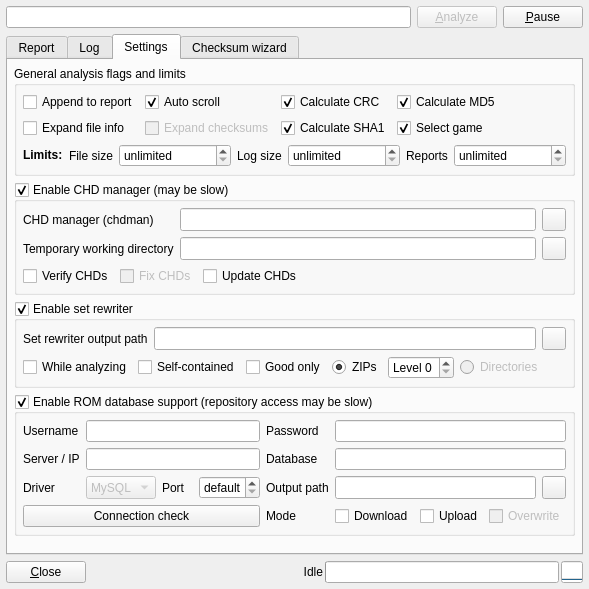
The window that romalyzer.ui (qmc2/qmc2-mame-fe) describes before a commit, drawn with Qt 5.
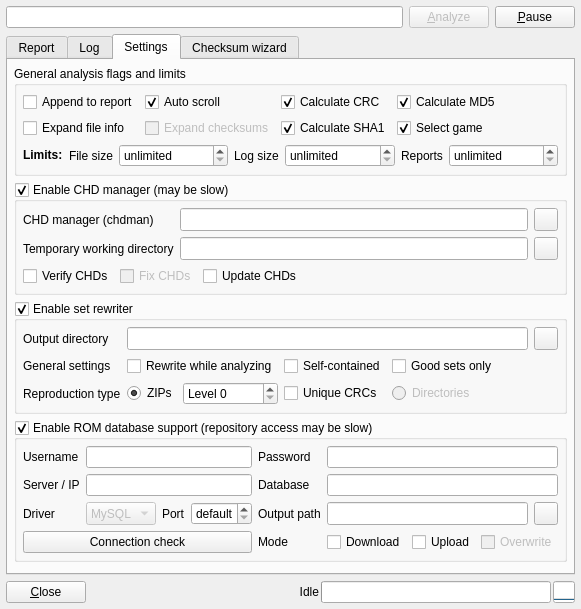
The same window after the commit. The open tabs and pages were chosen to show the change. Icons and pictures are not drawn.

Commit message: imp: some ROMAlyzer layout improvements (and minor fixes)

```diff
--- a/romalyzer.ui
+++ b/romalyzer.ui
@@ -7,8 +7,8 @@
    <rect>
     <x>0</x>
     <y>0</y>
-    <width>589</width>
-    <height>589</height>
+    <width>561</width>
+    <height>609</height>
    </rect>
   </property>
   <property name="windowTitle">
@@ -604,6 +604,12 @@
          <layout class="QGridLayout" name="gridLayout_4">
           <item row="2" column="0">
            <widget class="QLabel" name="labelDatabaseDriver">
+            <property name="sizePolicy">
+             <sizepolicy hsizetype="Fixed" vsizetype="Preferred">
+              <horstretch>0</horstretch>
+              <verstretch>0</verstretch>
+             </sizepolicy>
+            </property>
             <property name="text">
              <string>Driver</string>
             </property>
@@ -611,15 +617,21 @@
           </item>
           <item row="2" column="2">
            <widget class="QLabel" name="labelDatabasePort">
+            <property name="sizePolicy">
+             <sizepolicy hsizetype="Fixed" vsizetype="Preferred">
+              <horstretch>0</horstretch>
+              <verstretch>0</verstretch>
+             </sizepolicy>
+            </property>
             <property name="text">
              <string>Port</string>
             </property>
            </widget>
           </item>
-          <item row="2" column="3" colspan="2">
+          <item row="2" column="3">
            <widget class="QSpinBox" name="spinBoxDatabasePort">
             <property name="sizePolicy">
-             <sizepolicy hsizetype="Minimum" vsizetype="Minimum">
+             <sizepolicy hsizetype="Preferred" vsizetype="Minimum">
               <horstretch>0</horstretch>
               <verstretch>0</verstretch>
              </sizepolicy>
@@ -661,10 +673,10 @@
             </item>
            </widget>
           </item>
-          <item row="1" column="1" colspan="4">
+          <item row="1" column="1" colspan="3">
            <widget class="QLineEdit" name="lineEditDatabaseServer">
             <property name="sizePolicy">
-             <sizepolicy hsizetype="Expanding" vsizetype="Minimum">
+             <sizepolicy hsizetype="Preferred" vsizetype="Minimum">
               <horstretch>0</horstretch>
               <verstretch>0</verstretch>
              </sizepolicy>
@@ -676,6 +688,12 @@
           </item>
           <item row="1" column="0">
            <widget class="QLabel" name="labelDatabaseServer">
+            <property name="sizePolicy">
+             <sizepolicy hsizetype="Fixed" vsizetype="Preferred">
+              <horstretch>0</horstretch>
+              <verstretch>0</verstretch>
+             </sizepolicy>
+            </property>
             <property name="text">
              <string>Server / IP</string>
             </property>
@@ -683,15 +701,21 @@
           </item>
           <item row="0" column="0">
            <widget class="QLabel" name="labelDatabaseUser">
+            <property name="sizePolicy">
+             <sizepolicy hsizetype="Fixed" vsizetype="Preferred">
+              <horstretch>0</horstretch>
+              <verstretch>0</verstretch>
+             </sizepolicy>
+            </property>
             <property name="text">
              <string>Username</string>
             </property>
            </widget>
           </item>
-          <item row="0" column="1" colspan="4">
+          <item row="0" column="1" colspan="3">
            <widget class="QLineEdit" name="lineEditDatabaseUser">
             <property name="sizePolicy">
-             <sizepolicy hsizetype="Expanding" vsizetype="Minimum">
+             <sizepolicy hsizetype="Preferred" vsizetype="Minimum">
               <horstretch>0</horstretch>
               <verstretch>0</verstretch>
              </sizepolicy>
@@ -701,10 +725,10 @@
             </property>
            </widget>
           </item>
-          <item row="3" column="0" colspan="5">
+          <item row="3" column="0" colspan="4">
            <widget class="QPushButton" name="pushButtonDatabaseCheckConnection">
             <property name="sizePolicy">
-             <sizepolicy hsizetype="Minimum" vsizetype="Minimum">
+             <sizepolicy hsizetype="Ignored" vsizetype="Minimum">
               <horstretch>0</horstretch>
               <verstretch>0</verstretch>
              </sizepolicy>
@@ -723,7 +747,7 @@
           <item row="0" column="6" colspan="4">
            <widget class="QLineEdit" name="lineEditDatabasePassword">
             <property name="sizePolicy">
-             <sizepolicy hsizetype="Expanding" vsizetype="Minimum">
+             <sizepolicy hsizetype="Preferred" vsizetype="Minimum">
               <horstretch>0</horstretch>
               <verstretch>0</verstretch>
              </sizepolicy>
@@ -739,7 +763,7 @@
           <item row="1" column="6" colspan="4">
            <widget class="QLineEdit" name="lineEditDatabaseName">
             <property name="sizePolicy">
-             <sizepolicy hsizetype="Expanding" vsizetype="Minimum">
+             <sizepolicy hsizetype="Preferred" vsizetype="Minimum">
               <horstretch>0</horstretch>
               <verstretch>0</verstretch>
              </sizepolicy>
@@ -751,6 +775,12 @@
           </item>
           <item row="1" column="5">
            <widget class="QLabel" name="labelDatabaseName">
+            <property name="sizePolicy">
+             <sizepolicy hsizetype="Fixed" vsizetype="Preferred">
+              <horstretch>0</horstretch>
+              <verstretch>0</verstretch>
+             </sizepolicy>
+            </property>
             <property name="text">
              <string>Database</string>
             </property>
@@ -758,6 +788,12 @@
           </item>
           <item row="0" column="5">
            <widget class="QLabel" name="labelDatabasePassword">
+            <property name="sizePolicy">
+             <sizepolicy hsizetype="Fixed" vsizetype="Preferred">
+              <horstretch>0</horstretch>
+              <verstretch>0</verstretch>
+             </sizepolicy>
+            </property>
             <property name="text">
              <string>Password</string>
             </property>
@@ -765,6 +801,12 @@
           </item>
           <item row="3" column="5">
            <widget class="QLabel" name="labelDatabaseMode">
+            <property name="sizePolicy">
+             <sizepolicy hsizetype="Fixed" vsizetype="Preferred">
+              <horstretch>0</horstretch>
+              <verstretch>0</verstretch>
+             </sizepolicy>
+            </property>
             <property name="text">
              <string>Mode</string>
             </property>
@@ -772,6 +814,12 @@
           </item>
           <item row="3" column="6">
            <widget class="QCheckBox" name="checkBoxDatabaseDownload">
+            <property name="sizePolicy">
+             <sizepolicy hsizetype="Fixed" vsizetype="Fixed">
+              <horstretch>0</horstretch>
+              <verstretch>0</verstretch>
+             </sizepolicy>
+            </property>
             <property name="toolTip">
              <string>Automatically download missing / bad files from the database (if they are available in the repository)</string>
             </property>
@@ -782,6 +830,12 @@
           </item>
           <item row="3" column="7">
            <widget class="QCheckBox" name="checkBoxDatabaseUpload">
+            <property name="sizePolicy">
+             <sizepolicy hsizetype="Fixed" vsizetype="Fixed">
+              <horstretch>0</horstretch>
+              <verstretch>0</verstretch>
+             </sizepolicy>
+            </property>
             <property name="toolTip">
              <string>Automatically upload good files to the database (if they are missing in the repository)</string>
             </property>
@@ -796,7 +850,7 @@
              <bool>false</bool>
             </property>
             <property name="sizePolicy">
-             <sizepolicy hsizetype="MinimumExpanding" vsizetype="Fixed">
+             <sizepolicy hsizetype="Preferred" vsizetype="Fixed">
               <horstretch>0</horstretch>
               <verstretch>0</verstretch>
              </sizepolicy>
@@ -811,6 +865,12 @@
           </item>
           <item row="2" column="5">
            <widget class="QLabel" name="labelDatabaseOutputPath">
+            <property name="sizePolicy">
+             <sizepolicy hsizetype="Fixed" vsizetype="Preferred">
+              <horstretch>0</horstretch>
+              <verstretch>0</verstretch>
+             </sizepolicy>
+            </property>
             <property name="text">
              <string>Output path</string>
             </property>
@@ -819,7 +879,7 @@
           <item row="2" column="6" colspan="3">
            <widget class="QLineEdit" name="lineEditDatabaseOutputPath">
             <property name="sizePolicy">
-             <sizepolicy hsizetype="Expanding" vsizetype="Minimum">
+             <sizepolicy hsizetype="Preferred" vsizetype="Minimum">
               <horstretch>0</horstretch>
               <verstretch>0</verstretch>
              </sizepolicy>
@@ -863,12 +923,18 @@
          <layout class="QGridLayout" name="gridLayout_5">
           <item row="0" column="0">
            <widget class="QLabel" name="labelSetRewriterOutputPath">
+            <property name="sizePolicy">
+             <sizepolicy hsizetype="Fixed" vsizetype="Preferred">
+              <horstretch>0</horstretch>
+              <verstretch>0</verstretch>
+             </sizepolicy>
+            </property>
             <property name="text">
-             <string>Set rewriter output path</string>
+             <string>Output directory</string>
             </property>
            </widget>
           </item>
-          <item row="0" column="1">
+          <item row="0" column="1" colspan="5">
            <widget class="QLineEdit" name="lineEditSetRewriterOutputPath">
             <property name="sizePolicy">
              <sizepolicy hsizetype="Expanding" vsizetype="Minimum">
@@ -881,37 +947,43 @@
             </property>
            </widget>
           </item>
-          <item row="0" column="2">
-           <widget class="QToolButton" name="toolButtonBrowseSetRewriterOutputPath">
+          <item row="1" column="0">
+           <widget class="QLabel" name="labelSetRewriterGeneralSettings">
             <property name="sizePolicy">
-             <sizepolicy hsizetype="Fixed" vsizetype="Minimum">
+             <sizepolicy hsizetype="Fixed" vsizetype="Preferred">
               <horstretch>0</horstretch>
               <verstretch>0</verstretch>
              </sizepolicy>
             </property>
-            <property name="toolTip">
-             <string>Browse output path for the set rewriter</string>
-            </property>
-            <property name="icon">
-             <iconset resource="qmc2.qrc">
-              <normaloff>:/data/img/fileopen.png</normaloff>:/data/img/fileopen.png</iconset>
+            <property name="text">
+             <string>General settings</string>
             </property>
            </widget>
           </item>
-          <item row="1" column="0" colspan="3">
-           <layout class="QHBoxLayout" name="horizontalLayout_2">
-            <item>
+          <item row="1" column="1">
              <widget class="QCheckBox" name="checkBoxSetRewriterWhileAnalyzing">
+            <property name="sizePolicy">
+             <sizepolicy hsizetype="Fixed" vsizetype="Fixed">
+              <horstretch>0</horstretch>
+              <verstretch>0</verstretch>
+             </sizepolicy>
+            </property>
               <property name="toolTip">
                <string>Rewrite sets while analyzing them (otherwise sets will only be rewritten on demand / through the context menu)</string>
               </property>
               <property name="text">
-               <string>While analyzing</string>
+             <string>Rewrite while analyzing</string>
               </property>
              </widget>
             </item>
-            <item>
+          <item row="1" column="2">
              <widget class="QCheckBox" name="checkBoxSetRewriterSelfContainedSets">
+            <property name="sizePolicy">
+             <sizepolicy hsizetype="Fixed" vsizetype="Fixed">
+              <horstretch>0</horstretch>
+              <verstretch>0</verstretch>
+             </sizepolicy>
+            </property>
               <property name="toolTip">
                <string>Create sets that do not need parent sets (otherwise create merged sets, which is recommended)</string>
               </property>
@@ -920,16 +992,31 @@
               </property>
              </widget>
             </item>
-            <item>
+          <item row="1" column="3">
              <widget class="QCheckBox" name="checkBoxSetRewriterGoodSetsOnly">
               <property name="toolTip">
                <string>Rewrite sets only when they are 'good' (otherwise, 'bad' sets will be included)</string>
               </property>
               <property name="text">
-               <string>Good only</string>
+             <string>Good sets only</string>
               </property>
              </widget>
             </item>
+          <item row="2" column="0">
+           <widget class="QLabel" name="labelSetRewriterReproductionType">
+            <property name="sizePolicy">
+             <sizepolicy hsizetype="Fixed" vsizetype="Preferred">
+              <horstretch>0</horstretch>
+              <verstretch>0</verstretch>
+             </sizepolicy>
+            </property>
+            <property name="text">
+             <string>Reproduction type</string>
+            </property>
+           </widget>
+          </item>
+          <item row="2" column="1">
+           <layout class="QHBoxLayout" name="horizontalLayout_2">
             <item>
              <widget class="QRadioButton" name="radioButtonSetRewriterZipArchives">
               <property name="sizePolicy">
@@ -951,12 +1038,6 @@
             </item>
             <item>
              <widget class="QSpinBox" name="spinBoxSetRewriterZipLevel">
-              <property name="sizePolicy">
-               <sizepolicy hsizetype="Fixed" vsizetype="Fixed">
-                <horstretch>0</horstretch>
-                <verstretch>0</verstretch>
-               </sizepolicy>
-              </property>
               <property name="toolTip">
                <string>Select the ZIP compression level (0 = lowest / fastest, 9 = highest / slowest)</string>
               </property>
@@ -971,17 +1052,29 @@
               </property>
              </widget>
             </item>
-            <item>
+           </layout>
+          </item>
+          <item row="2" column="2">
+           <widget class="QCheckBox" name="checkBoxSetRewriterUniqueCRCs">
+            <property name="sizePolicy">
+             <sizepolicy hsizetype="Fixed" vsizetype="Fixed">
+              <horstretch>0</horstretch>
+              <verstretch>0</verstretch>
+             </sizepolicy>
+            </property>
+            <property name="toolTip">
+             <string>When a set contains multiple files with same CRC, should the produced ZIP include all files individually or just the first one (which is actually sufficient)?</string>
+            </property>
+            <property name="text">
+             <string>Unique CRCs</string>
+            </property>
+           </widget>
+          </item>
+          <item row="2" column="3" colspan="4">
              <widget class="QRadioButton" name="radioButtonSetRewriterIndividualDirectories">
               <property name="enabled">
                <bool>false</bool>
               </property>
-              <property name="sizePolicy">
-               <sizepolicy hsizetype="MinimumExpanding" vsizetype="Fixed">
-                <horstretch>0</horstretch>
-                <verstretch>0</verstretch>
-               </sizepolicy>
-              </property>
               <property name="toolTip">
                <string>Produce sets in individual sub-directories (not recommended -- and not supported yet!)</string>
               </property>
@@ -990,7 +1083,35 @@
               </property>
              </widget>
             </item>
-           </layout>
+          <item row="1" column="4" colspan="3">
+           <spacer name="horizontalSpacer_3">
+            <property name="orientation">
+             <enum>Qt::Horizontal</enum>
+            </property>
+            <property name="sizeHint" stdset="0">
+             <size>
+              <width>40</width>
+              <height>20</height>
+             </size>
+            </property>
+           </spacer>
+          </item>
+          <item row="0" column="6">
+           <widget class="QToolButton" name="toolButtonBrowseSetRewriterOutputPath">
+            <property name="sizePolicy">
+             <sizepolicy hsizetype="Fixed" vsizetype="Minimum">
+              <horstretch>0</horstretch>
+              <verstretch>0</verstretch>
+             </sizepolicy>
+            </property>
+            <property name="toolTip">
+             <string>Browse output path for the set rewriter</string>
+            </property>
+            <property name="icon">
+             <iconset resource="qmc2.qrc">
+              <normaloff>:/data/img/fileopen.png</normaloff>:/data/img/fileopen.png</iconset>
+            </property>
+           </widget>
           </item>
          </layout>
         </widget>
```
Left out of the diff: 33 changed lines with no effect on the pictures. Lines whose indentation alone changed are shown as unchanged. The commit also changes 10 other files.
